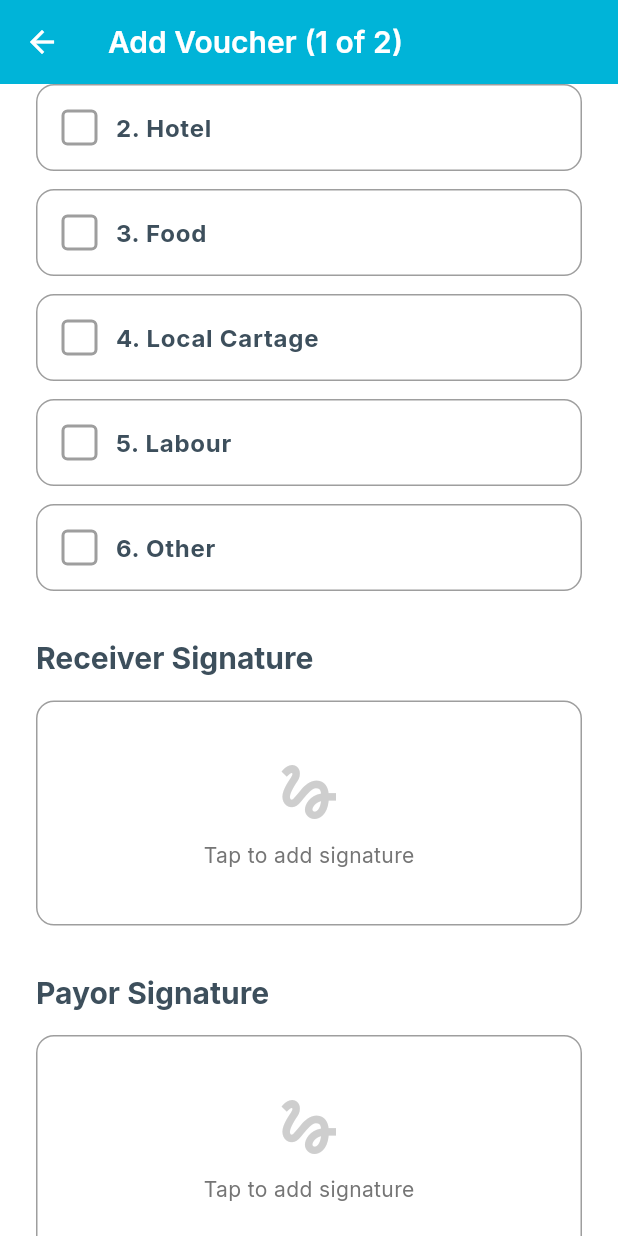
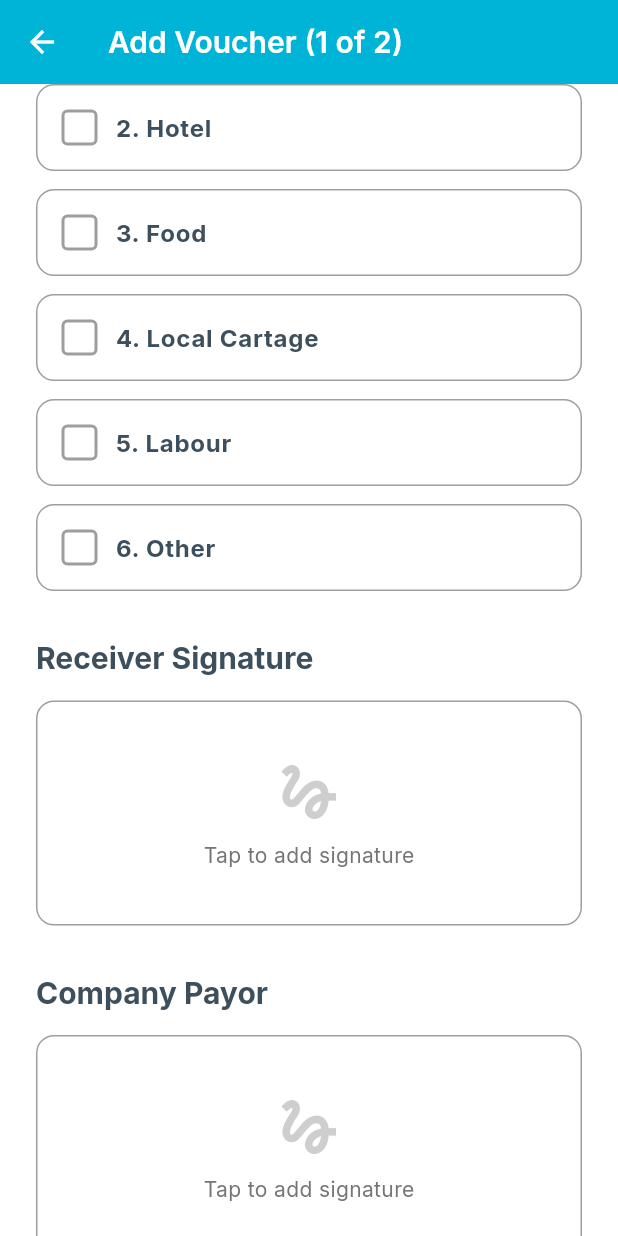
Before and after one commit to raman04-byte/dev, a Flutter app: the AddVoucherPage screen opened by its route, scrolled down 1152 dp, on a phone screen of 412 x 824 dp. Run offline on Flutter 3.47's test engine with Material 3 defaults, Android fonts, the phone set to English and light mode, and no system bars; our stand-ins replace appwrite, google_fonts, hive, hive_flutter, image_picker, share_plus and 2 more; missing offline and left inert: syncfusion_flutter_pdf, syncfusion_flutter_pdfviewer; accounts and stored records are empty; statements that could not run were skipped.

Commit message:
Payor Change

```diff
--- a/lib/core/services/pdf_service.dart
+++ b/lib/core/services/pdf_service.dart
@@ -903,7 +903,7 @@ class PdfService {
     }
 
     graphics.drawString(
-      'Payor Sign:',
+      'Company Payor:',
       PdfStandardFont(PdfFontFamily.helvetica, 9, style: PdfFontStyle.bold),
       bounds: Rect.fromLTWH(390, yOffset + 10, 180, 30),
       brush: PdfBrushes.black,
--- a/lib/features/voucher/presentation/pages/add_voucher_page.dart
+++ b/lib/features/voucher/presentation/pages/add_voucher_page.dart
@@ -890,7 +890,7 @@ class _AddVoucherPageState extends State<AddVoucherPage> {
 
                 // Payor Signature Section
                 Text(
-                  'Payor Signature',
+                  'Company Payor',
                   style: Theme.of(context).textTheme.titleLarge?.copyWith(
                     color: AppColors.primaryNavy,
                     fontWeight: FontWeight.bold,
--- a/lib/features/voucher/presentation/pages/state_vouchers_page.dart
+++ b/lib/features/voucher/presentation/pages/state_vouchers_page.dart
@@ -632,7 +632,7 @@ class _StateVouchersPageState extends State<StateVouchersPage> {
                           crossAxisAlignment: CrossAxisAlignment.start,
                           children: [
                             Text(
-                              'Payor Signature',
+                              'Company Payor',
                               style: Theme.of(context).textTheme.bodySmall
                                   ?.copyWith(
                                     color: AppColors.textSecondary,
```
